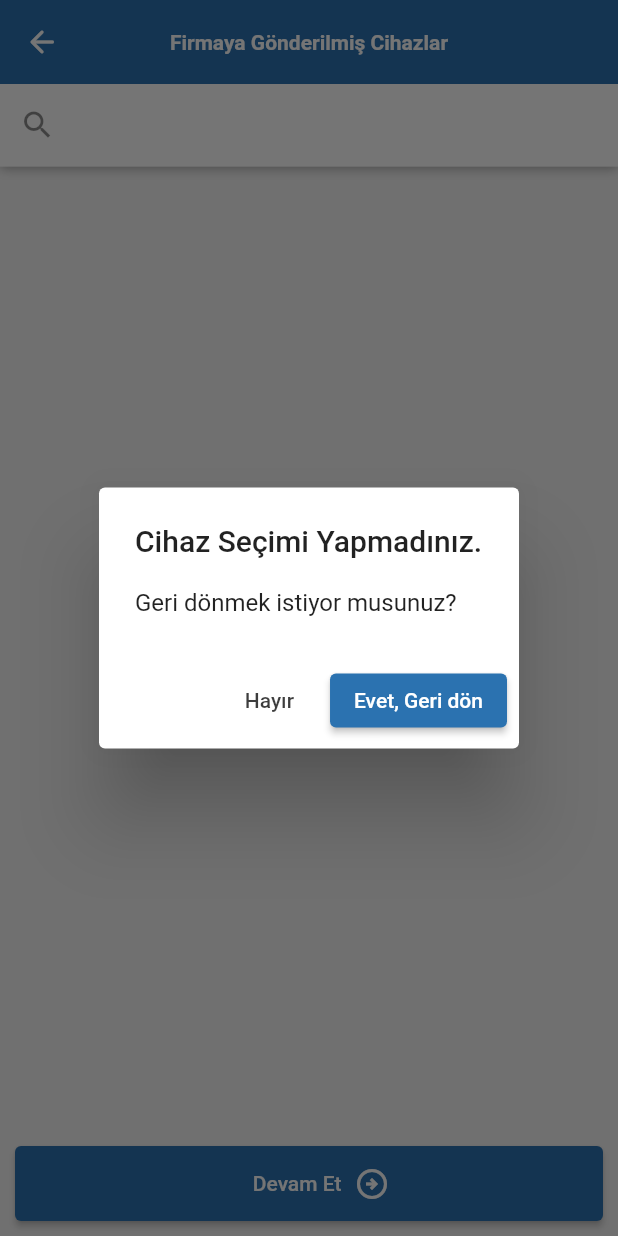
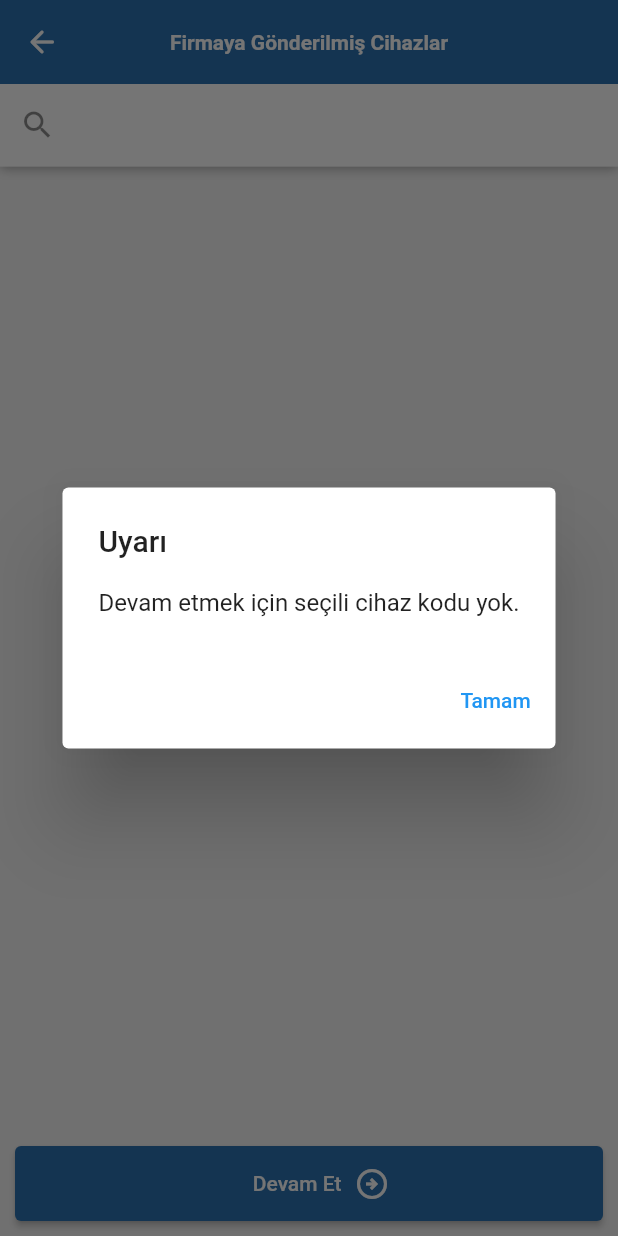
Before and after one commit to ebrarkeles/carpex_stok_takibi, a Flutter app: the SentDevicesList screen opened directly, after a tap on "Devam Et", on a phone screen of 412 x 824 dp. Run offline on Flutter 3.47's test engine with Material 2 defaults, Android fonts, the light colour scheme and no system bars; our stand-ins replace animated_splash_screen, get, lottie, pin_code_fields, shared_preferences; missing offline and left inert: qr_code_scanner; accounts and stored records are empty; network calls fail.

Commit message:
v[1.0.14]

```diff
--- a/lib/constants/constants.dart
+++ b/lib/constants/constants.dart
@@ -2,7 +2,7 @@ import 'package:animated_splash_screen/animated_splash_screen.dart';
 import 'package:carpex_stok_takibi/constants/data_helpar.dart';
 import 'package:flutter/material.dart';
 
-import '../page/dispatch/login_page.dart';
+import '../page/action_choose_page/login_page.dart';
 
 class Constants {
   Constants._();
--- a/lib/constants/data_helpar.dart
+++ b/lib/constants/data_helpar.dart
@@ -1,5 +1,5 @@
 class Cihaz {
-  dynamic cihazKodu;
+  String cihazKodu;
 
   Cihaz(this.cihazKodu);
 }
--- a/lib/main.dart
+++ b/lib/main.dart
@@ -13,7 +13,7 @@ import 'package:http/http.dart' as http;
 import 'package:shared_preferences/shared_preferences.dart';
 
 import 'controller/mainController.dart';
-import 'page/dispatch/login_page.dart';
+import 'page/action_choose_page/login_page.dart';
 import 'page/dispatch/qr_device_list_page.dart';
 
 void main() {
--- a/lib/page/action_choose_page/action_choose_page.dart
+++ b/lib/page/action_choose_page/action_choose_page.dart
@@ -9,7 +9,7 @@ import 'package:get/get.dart';
 import '../../constants/constants.dart';
 import '../../controller/mainController.dart';
 import '../../constants/utils/on_wii_pop.dart';
-import '../dispatch/login_page.dart';
+import 'login_page.dart';
 
 class ActionChoosePage extends StatefulWidget {
   const ActionChoosePage({super.key});
--- a/lib/page/rerturn/customer_choose_page.dart
+++ b/lib/page/rerturn/customer_choose_page.dart
@@ -12,7 +12,7 @@ import 'package:shared_preferences/shared_preferences.dart';
 import '../../constants/constants.dart';
 import '../../controller/mainController.dart';
 import '../../constants/utils/on_wii_pop.dart';
-import '../dispatch/login_page.dart';
+import '../action_choose_page/login_page.dart';
 
 import 'package:http/http.dart' as http;
 
--- a/lib/page/rerturn/device_list_page.dart
+++ b/lib/page/rerturn/device_list_page.dart
@@ -220,7 +220,7 @@ class _DeviceListPageState extends State<DeviceListPage> {
                                 ),
                               ),
                               Text(
-                                "${Constants.tumEklenenCihazlar.length.toString()} cihaz eklendi",
+                                "${Constants.iadeCihazListesi.length.toString()} cihaz eklendi",
                                 style: const TextStyle(color: Colors.black54),
                               ),
                             ],
--- a/lib/page/rerturn/gonderilmis_cihaz_list_page.dart
+++ b/lib/page/rerturn/gonderilmis_cihaz_list_page.dart
@@ -1,4 +1,4 @@
-// ignore_for_file: prefer_typing_uninitialized_variables, avoid_print, use_build_context_synchronously
+// ignore_for_file: prefer_typing_uninitialized_variables, avoid_print, use_build_context_synchronously, iterable_contains_unrelated_type
 
 import 'dart:convert';
 
@@ -9,12 +9,13 @@ import 'package:get/get.dart';
 import 'package:shared_preferences/shared_preferences.dart';
 
 import '../../constants/constants.dart';
+import '../../constants/data_helpar.dart';
 import '../../controller/mainController.dart';
 import '../../constants/utils/on_wii_pop.dart';
 
 import 'package:http/http.dart' as http;
 
-import '../dispatch/login_page.dart';
+import '../action_choose_page/login_page.dart';
 
 class SentDevicesList extends StatefulWidget {
   const SentDevicesList({super.key});
@@ -47,33 +48,42 @@ class _SentDevicesListState extends State<SentDevicesList> {
 //TODOs                          GET DEVİCES API                              */
 /*----------------------------------------------------------------------------*/
 
-  void getCustomersApi() async {
+  void getDeviceListsApi() async {
     setState(() {
-      //müşteri listesi yüklenirkenki indicator
+      //cihaz listesi yüklenirkenki indicator
       isFirstLoading = true;
     });
     prefs = await SharedPreferences.getInstance();
     try {
       String username = controller.usernameController.value.toString();
+      String password = controller.passwordController.value.toString();
 
       String basicAuth =
-          'Basic ${base64.encode(utf8.encode('${controller.usernameController.value.toString()}:${controller.passwordController.value.toString()}'))}';
-      http.Response response = await http.get(
-          Uri.parse(
-              "http://95.70.201.96:39050/api/customers/${username.split('@').last.trim()}/children/"),
-          headers: <String, String>{'authorization': basicAuth});
+          'Basic ${base64.encode(utf8.encode('$username:$password'))}';
+      http.Response response = await http.post(
+          Uri.parse("http://95.70.201.96:39050/api/device-list/"),
+          headers: <String, String>{'authorization': basicAuth},
+          body: {'tenant': username.split('@').last.trim()});
+
+      print("response.body :  ${response.body}");
+      //print("response.bodyBytes :  ${response.bodyBytes}");
 
       if (response.statusCode == 200) {
         var abc = jsonDecode(utf8.decode(response.bodyBytes));
+        var devices = abc['devices'];
+        print("devices:  $devices");
+
+        print("abc  :  $abc");
         for (var i = 0; i < response.body.length; i++) {
           gonderilmisCihazlar.add({
-            "value": abc[i]['name'].toString(),
-            "id": abc[i]['id'].toString()
+            "value": abc['devices'][i]['device_id'].toString(),
+            "id": abc['devices'][i]['owner_id'].toString()
           });
+          print("gonderilmisCihazlar : $gonderilmisCihazlar");
           newGonderilmisCihazlar = gonderilmisCihazlar;
         }
       } else {
-        print('başarısızmain');
+        print('başarısız Gönderilmiş Cihaz Listesi');
         prefs!.clear();
         Navigator.pushAndRemoveUntil(
             context,
@@ -97,12 +107,12 @@ class _SentDevicesListState extends State<SentDevicesList> {
   @override
   void initState() {
     super.initState();
-    getCustomersApi();
+    getDeviceListsApi();
   }
 
-/* ---------------------------------------------------------------------------- */
+/*----------------------------------------------------------------------------*/
 //TODOs                         SECİLEN CİHAZ                                 */
-/* ---------------------------------------------------------------------------- */
+/*----------------------------------------------------------------------------*/
 
   void handleItemSelected(selectedItem) {
     setState(() {
@@ -111,52 +121,32 @@ class _SentDevicesListState extends State<SentDevicesList> {
     print('Seçilen CİHAZ: $selectedItem');
   }
 
-/* ---------------------------------------------------------------------------- */
+/*----------------------------------------------------------------------------*/
 //TODOs              CHECK COSTUMER IS SELECTED FUNCTION                      */
-/* ---------------------------------------------------------------------------- */
+/*----------------------------------------------------------------------------*/
 
 //!api gelince düzenlenecek
   void navigateToDeviceListPage() {
     if (selectedDevice != null) {
-      print("AAAAAAAAAAAAAAAA1 : ${selectedDevice['id'].toString()}");
-      print("AAAAAAAAAAAAAAAA2 : ${selectedDevice['value'].toString()}");
-      Constants.musteri = selectedDevice['id'].toString();
-      Navigator.pushAndRemoveUntil(
-          context,
-          MaterialPageRoute(
-              builder: (BuildContext context) => DeviceListPage(
-                    selectedCustomer: selectedDevice['value'].toString(),
-                  )),
-          (Route<dynamic> route) => false);
+      ScaffoldMessenger.of(context).hideCurrentSnackBar();
+      final cihaz = Cihaz(
+          selectedDevice['value']); // Seçilen cihazı Cihaz nesnesine dönüştür
+      print("cihaz.cihazKodu ${cihaz.cihazKodu}");
+      print(
+          "Constants.iadeCihazListesi.contains(cihaz.cihazKodu) : ${Constants.iadeCihazListesi.contains(cihaz.cihazKodu)}");
+      continueAddDeviceList(selectedDevice);
     } else {
       showDialog(
         context: context,
         builder: (context) => AlertDialog(
-          title: const Text('Cihaz Seçimi Yapmadınız.'),
-          content: const Text('Geri dönmek istiyor musunuz?'),
+          title: const Text('Uyarı'),
+          content: const Text('Devam etmek için seçili cihaz kodu yok.'),
           actions: [
-            ElevatedButton(
-              style: ElevatedButton.styleFrom(
-                  backgroundColor: Colors.white, elevation: 0),
-              onPressed: () => Navigator.of(context).pop(false),
-              //return false when click on "NO"
-              child: const Text(
-                'Hayır',
-                style: TextStyle(color: Color.fromARGB(194, 0, 0, 0)),
-              ),
-            ),
-            ElevatedButton(
-              style: ElevatedButton.styleFrom(
-                backgroundColor: const Color.fromRGBO(43, 114, 176, 1),
-              ),
-              onPressed: () => Navigator.of(context).pushAndRemoveUntil(
-                  MaterialPageRoute(
-                    builder: (context) =>
-                        DeviceListPage(selectedCustomer: Constants.musteri),
-                  ),
-                  (route) => false),
-              //return true when click on "Yes"
-              child: const Text('Evet, Geri dön'),
+            TextButton(
+              onPressed: () {
+                Navigator.pop(context);
+              },
+              child: const Text('Tamam'),
             ),
           ],
         ),
@@ -164,26 +154,85 @@ class _SentDevicesListState extends State<SentDevicesList> {
     }
   }
 
-/* ---------------------------------------------------------------------------- */
+  void continueAddDeviceList(deviceCode) {
+    bool isDeviceExists = Constants.iadeCihazListesi
+        .any((cihaz) => cihaz.cihazKodu == deviceCode);
+    print(" isDeviceExists :  $isDeviceExists");
+
+    ScaffoldMessenger.of(context).hideCurrentSnackBar();
+    if (isDeviceExists) {
+      // Cihaz zaten var uyarı snacki göster
+      ScaffoldMessenger.of(context).hideCurrentSnackBar();
+      ScaffoldMessenger.of(context).showSnackBar(
+        SnackBar(
+          content: Container(
+            alignment: Alignment.center,
+            height: 50,
+            color: Colors.red,
+            child: const Text(
+              'Cihaz zaten ekli.',
+              style: TextStyle(fontSize: 18),
+              textAlign: TextAlign.center,
+            ),
+          ),
+          backgroundColor: Colors.transparent,
+          behavior: SnackBarBehavior.floating,
+          margin: EdgeInsets.only(
+            bottom: MediaQuery.of(context).size.height - 85,
+          ),
+          duration: const Duration(milliseconds: 800),
+        ),
+      );
+    } else {
+      // Cihaz yokyeni cihazı ekle
+      Cihaz newDevice = Cihaz(deviceCode);
+      setState(() {
+        Constants.iadeCihazListesi.add(newDevice);
+      });
+
+      // EKLENDİ snacki göster
+      ScaffoldMessenger.of(context).hideCurrentSnackBar();
+      ScaffoldMessenger.of(context).showSnackBar(
+        SnackBar(
+          content: Container(
+            alignment: Alignment.center,
+            height: 50,
+            color: Colors.green,
+            child: const Text(
+              'Cihaz listeye eklendi',
+              style: TextStyle(fontSize: 18),
+              textAlign: TextAlign.center,
+            ),
+          ),
+          backgroundColor: Colors.transparent,
+          behavior: SnackBarBehavior.floating,
+          margin: EdgeInsets.only(
+            bottom: MediaQuery.of(context).size.height - 85,
+          ),
+          duration: const Duration(milliseconds: 800),
+        ),
+      );
+    }
+  }
+/*----------------------------------------------------------------------------*/
 //TODOs                          EXIT POP UP                                  */
-/* ---------------------------------------------------------------------------- */
+/*----------------------------------------------------------------------------*/
 
   Future<bool> showExitPopupHandle() => showExitPopup(context);
 
-/* ---------------------------------------------------------------------------- */
+/*----------------------------------------------------------------------------*/
 //TODOs                            FILTER                                     */
-/* ---------------------------------------------------------------------------- */
+/*----------------------------------------------------------------------------*/
 
   searchValue(String query) {
     print("gonderilmisCihazlar listesi  :   $gonderilmisCihazlar");
-    print("newGonderilmisCihazlar listesi  :   $newGonderilmisCihazlar");
 
-    final filteredValues = newGonderilmisCihazlar.where((element) {
+    final filteredValues = gonderilmisCihazlar.where((element) {
       final value = element['value'].toString().toLowerCase();
       return value.contains(query.toLowerCase());
     }).toList();
     setState(() {
-      gonderilmisCihazlar = filteredValues;
+      newGonderilmisCihazlar = filteredValues;
     });
   }
 
--- a/lib/page/rerturn/widgets/return_device_list.dart
+++ b/lib/page/rerturn/widgets/return_device_list.dart
@@ -71,7 +71,7 @@ class _ReturnDeviceListState extends State<ReturnDeviceList> {
                     borderOnForeground: true,
                     child: ListTile(
                       title: Text(
-                        '${index + 1}.  CRP-${cihaz.cihazKodu.replaceAll(' ', '')}'
+                        '${index + 1}.  ${cihaz.cihazKodu.replaceAll(' ', '')}'
                             .toString(),
                         style: const TextStyle(letterSpacing: 0.90),
                       ),
```
Also changed, not shown: lib/page/action_choose_page/login_page.dart (renamed from lib/page/dispatch/login_page.dart), pubspec.lock.
